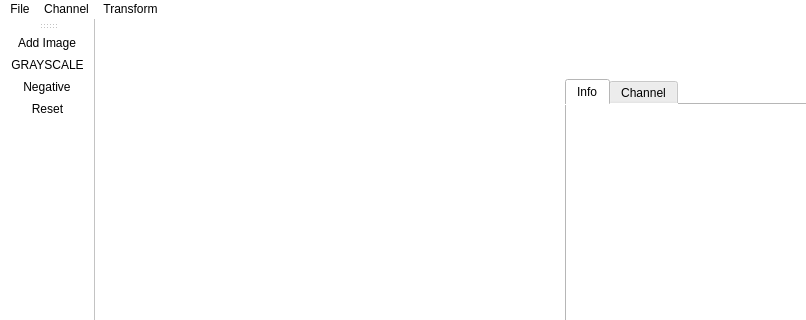
Old version of the form viewer.ui in the repository gcmillora/PyQT-Image-Processing; both pictures show x 0 to 806 and y 0 to 320 of the 806 by 596 pixel window.
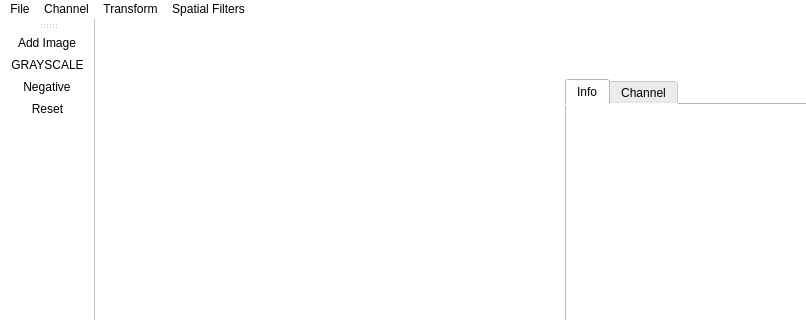
New version of the form. Icons and pictures are not drawn.

What changed in the file:
```diff
--- a/viewer.ui
+++ b/viewer.ui
@@ -293,7 +293,7 @@
      <x>0</x>
      <y>0</y>
      <width>806</width>
-     <height>22</height>
+     <height>21</height>
     </rect>
    </property>
    <widget class="QMenu" name="menuChannel">
@@ -319,9 +319,21 @@
     <addaction name="thGamma"/>
     <addaction name="bnwButton"/>
    </widget>
+   <widget class="QMenu" name="menuSpatial_Filters">
+    <property name="title">
+     <string>Spatial Filters</string>
+    </property>
+    <addaction name="avg_filter"/>
+    <addaction name="mdn_filter"/>
+    <addaction name="hpass_filter"/>
+    <addaction name="unsharp_filter"/>
+    <addaction name="hboost_filter"/>
+    <addaction name="sobel_gradient"/>
+   </widget>
    <addaction name="menuFile"/>
    <addaction name="menuChannel"/>
    <addaction name="menuTransform"/>
+   <addaction name="menuSpatial_Filters"/>
   </widget>
   <action name="actionExit">
    <property name="text">
```
Left out of the diff: 32 changed lines with no effect on the pictures.
